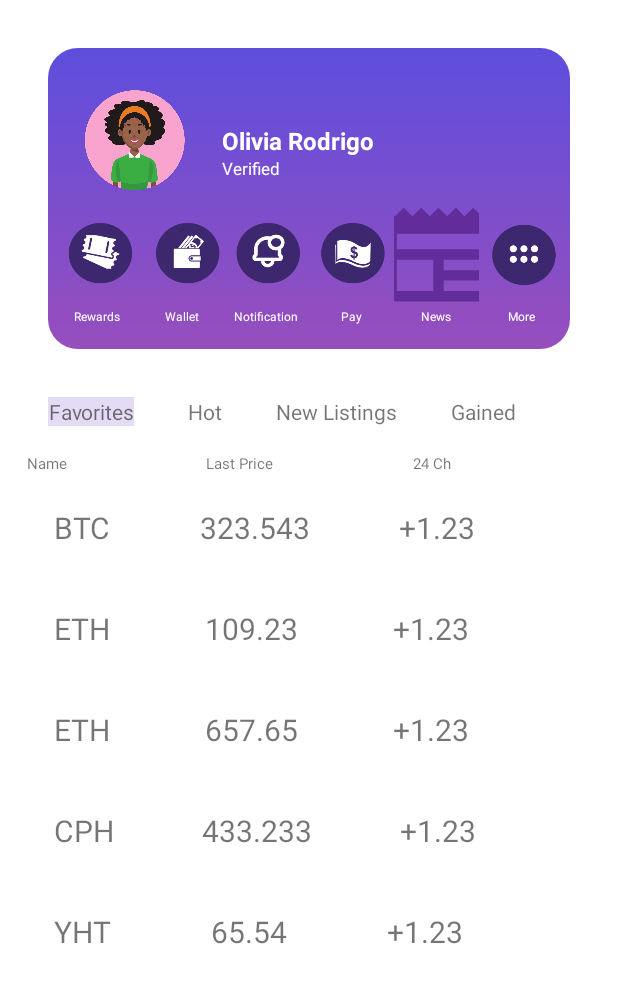
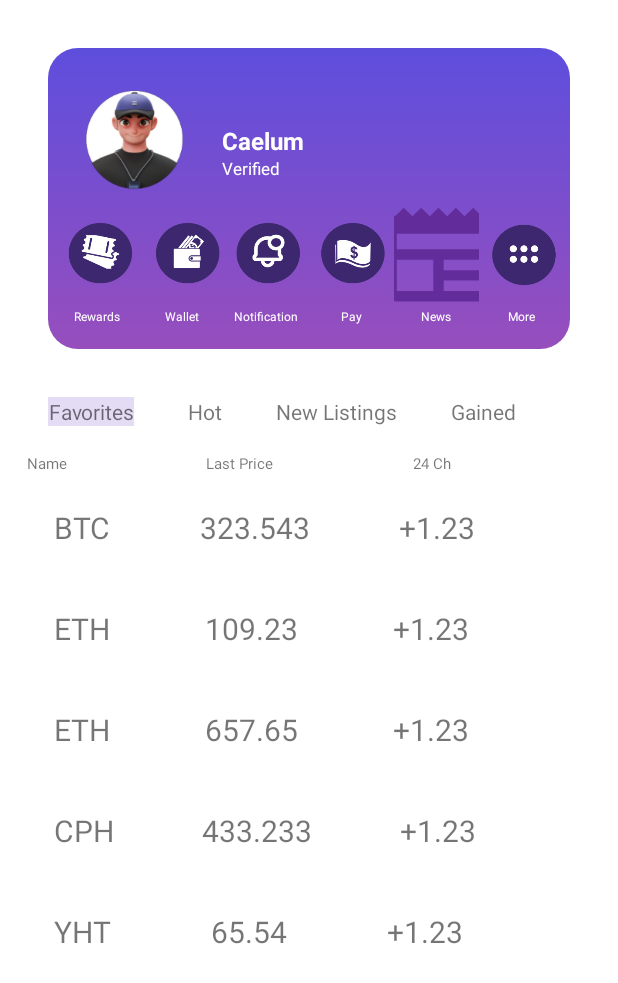
Before and after one commit to caelum-labelle/FinalApp, an Android app: the fragment HomeFragment shown on its own in the app's theme, on a phone screen of 412 x 824 dp. Shown: the top 983 px of the screen. Run offline under Robolectric (Android 15) with nearby library versions, the phone set to English and light mode, and no system bars.

Commit message:
changed profile pic and name

```diff
--- a/app/src/main/res/layout/fragment_home.xml
+++ b/app/src/main/res/layout/fragment_home.xml
@@ -33,14 +33,14 @@
                     android:layout_marginTop="24dp"
                     app:layout_constraintStart_toStartOf="parent"
                     app:layout_constraintTop_toTopOf="parent"
-                    app:srcCompat="@drawable/profile" />
+                    app:srcCompat="@drawable/prof" />
 
                 <TextView
                     android:id="@+id/textView3"
                     android:layout_width="wrap_content"
                     android:layout_height="wrap_content"
                     android:layout_marginStart="24dp"
-                    android:text="Olivia Rodrigo"
+                    android:text="Caelum"
                     android:textColor="@color/white"
                     android:textSize="16sp"
                     android:textStyle="bold"
```
